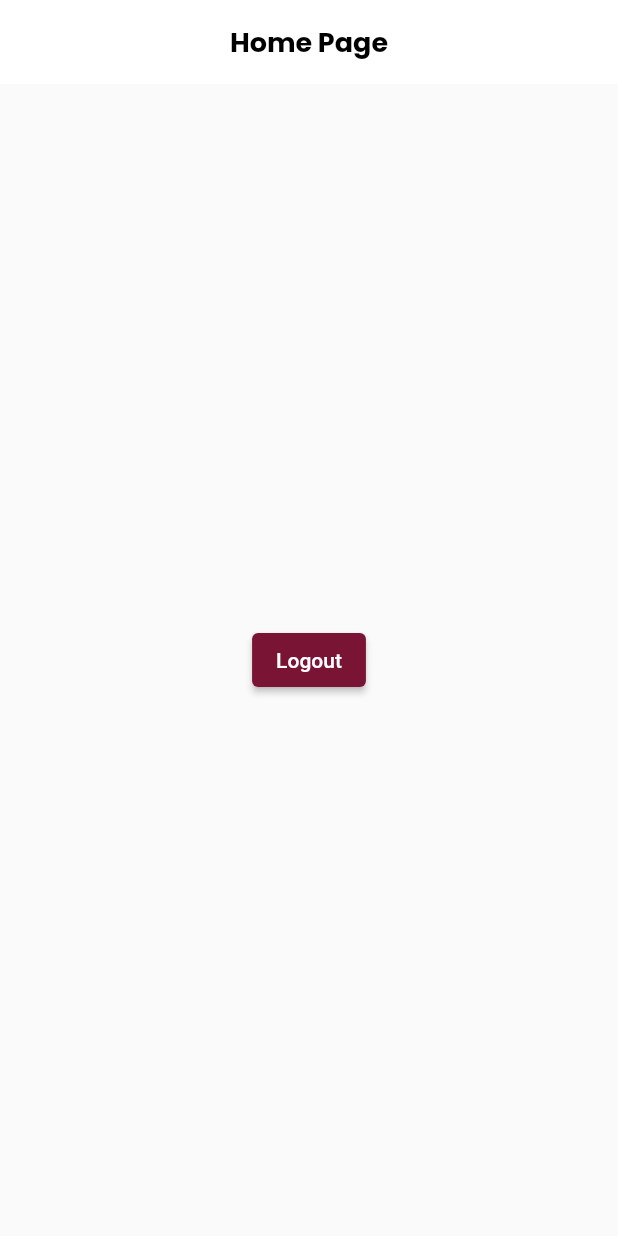
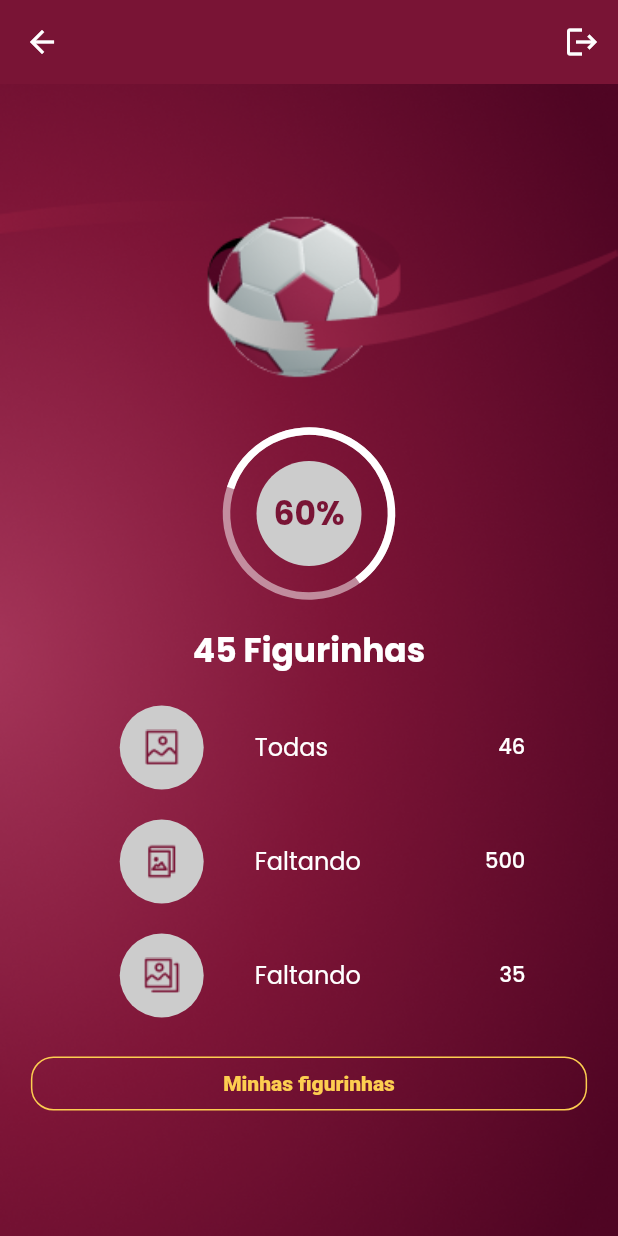
Before and after one commit to Brennez/FWC_Album_App, a Flutter app: the HomePage screen opened by its route, on a phone screen of 412 x 824 dp. Run offline on Flutter 3.47's test engine with Material 2 defaults, Android fonts, the phone set to English and light mode, and no system bars; our stand-ins replace dio, loading_animation_widget, shared_preferences, top_snackbar_flutter; missing offline and left inert: flutter_getit, validatorless; accounts and stored records are empty; Roboto replaces fonts that are missing (MPlUS1P).

Commit message:
add: homePage page created

```diff
--- a/lib/app/core/rest/custom_dio.dart
+++ b/lib/app/core/rest/custom_dio.dart
@@ -1,10 +1,12 @@
 import 'package:dio/dio.dart';
 import 'package:dio/native_imp.dart';
+import 'package:fwc_album_app/app/core/rest/interceptors/auth_interceptor.dart';
 import 'package:fwc_album_app/app/pages/auth/login/login_page.dart';
 
 import '../config/env/env.dart';
 
 class CustomDio extends DioForNative {
+  final _authInterceptor = AuthInterceptor();
   CustomDio()
       : super(BaseOptions(
           baseUrl: Env.instance['backend_base_url'] ?? '',
@@ -12,15 +14,18 @@ class CustomDio extends DioForNative {
           receiveTimeout: 60000,
         )) {
     interceptors.add(
-      LogInterceptor(requestBody: true, responseBody: true),
+      LogInterceptor(
+          requestBody: true, responseBody: true, requestHeader: true),
     );
   }
 
   CustomDio auth() {
+    interceptors.add(_authInterceptor);
     return this;
   }
 
   CustomDio unAuth() {
+    interceptors.remove(_authInterceptor);
     return this;
   }
 }
--- /dev/null
+++ b/lib/app/core/rest/interceptors/auth_interceptor.dart
@@ -0,0 +1,25 @@
+import 'package:dio/dio.dart';
+import 'package:flutter_getit/flutter_getit.dart';
+import 'package:fwc_album_app/app/core/ui/global/global_context.dart';
+import 'package:shared_preferences/shared_preferences.dart';
+
+class AuthInterceptor extends Interceptor {
+  @override
+  Future<void> onRequest(
+      RequestOptions options, RequestInterceptorHandler handler) async {
+    final sp = await SharedPreferences.getInstance();
+    final accessToken = await sp.getString('accessToken');
+    options.headers['Authorization'] = 'Bearer $accessToken';
+
+    handler.next(options); // importante
+  }
+
+  @override
+  void onError(DioError err, ErrorInterceptorHandler handler) {
+    if (err.response?.statusCode == 401) {
+      Injector.get<GlobalContext>().loginExpire();
+    } else {
+      handler.next(err);
+    }
+  }
+}
--- /dev/null
+++ b/lib/app/core/ui/global/global_context.dart
@@ -0,0 +1,3 @@
+abstract class GlobalContext {
+  Future<void> loginExpire();
+}
--- /dev/null
+++ b/lib/app/core/ui/global/global_context_impl.dart
@@ -0,0 +1,36 @@
+import 'package:flutter/cupertino.dart';
+import 'package:fwc_album_app/app/core/ui/styles/colors_app.dart';
+
+import 'package:fwc_album_app/app/repository/auth/auth_repository.dart';
+import 'package:shared_preferences/shared_preferences.dart';
+import 'package:top_snackbar_flutter/custom_snack_bar.dart';
+import 'package:top_snackbar_flutter/top_snack_bar.dart';
+
+import './global_context.dart';
+
+class GlobalContextImpl implements GlobalContext {
+  //
+  final GlobalKey<NavigatorState> navigatorKey;
+  final AuthRepository authRepository;
+
+  GlobalContextImpl({
+    required this.navigatorKey,
+    required this.authRepository,
+  });
+
+  @override
+  Future<void> loginExpire() async {
+    final sp = await SharedPreferences.getInstance();
+    sp.clear();
+    showTopSnackBar(
+      navigatorKey.currentState!.context,
+      CustomSnackBar.error(
+        message: 'Login expirado',
+        backgroundColor: ColorsApp.i.primary,
+      ),
+      overlayState: navigatorKey.currentState!.overlay,
+    );
+    navigatorKey.currentState!
+        .pushNamedAndRemoveUntil('/auth/login', (route) => false);
+  }
+}
--- a/lib/app/core/ui/styles/text_styles.dart
+++ b/lib/app/core/ui/styles/text_styles.dart
@@ -62,6 +62,11 @@ class TextStyles {
         color: Colors.black,
         fontSize: 22,
       );
+
+  TextStyle get titlePrimaryColor => textPrimaryFontBold.copyWith(
+        color: ColorsApp.i.primary,
+        fontSize: 22,
+      );
 }
 
 // Extensão para pegar a instância da classe de forma mais fácil
--- a/lib/app/fwc_album_app.dart
+++ b/lib/app/fwc_album_app.dart
@@ -1,6 +1,8 @@
 import 'package:flutter/material.dart';
 import 'package:flutter_getit/flutter_getit.dart';
 import 'package:fwc_album_app/app/core/rest/custom_dio.dart';
+import 'package:fwc_album_app/app/core/ui/global/global_context.dart';
+import 'package:fwc_album_app/app/core/ui/global/global_context_impl.dart';
 import 'package:fwc_album_app/app/core/ui/theme/theme_config.dart';
 import 'package:fwc_album_app/app/pages/auth/login/login_page.dart';
 import 'package:fwc_album_app/app/pages/auth/login/login_route.dart';
@@ -11,7 +13,8 @@ import 'package:fwc_album_app/app/repository/auth/auth_repository.dart';
 import 'package:fwc_album_app/app/repository/auth/auth_repository_impl.dart';
 
 class FwcAlbumApp extends StatelessWidget {
-  const FwcAlbumApp({super.key});
+  final navigatorKey = GlobalKey<NavigatorState>();
+  FwcAlbumApp({super.key});
 
   @override
   Widget build(BuildContext context) {
@@ -19,8 +22,15 @@ class FwcAlbumApp extends StatelessWidget {
       bindingsBuilder: () => [
         Bind.lazySingleton<CustomDio>((i) => CustomDio()),
         Bind.lazySingleton<AuthRepository>((i) => AuthRepositoryImpl(dio: i())),
+        Bind.lazySingleton<GlobalContext>(
+          (i) => GlobalContextImpl(
+            navigatorKey: navigatorKey,
+            authRepository: i(),
+          ),
+        )
       ],
       child: MaterialApp(
+        navigatorKey: navigatorKey,
         title: 'Fifa World Cup Album',
         debugShowCheckedModeBanner: false,
         theme: ThemeConfig.theme,
--- a/lib/app/pages/home/home_page.dart
+++ b/lib/app/pages/home/home_page.dart
@@ -1,5 +1,10 @@
 import 'package:flutter/material.dart';
-import 'package:shared_preferences/shared_preferences.dart';
+import 'package:fwc_album_app/app/core/ui/styles/button_styles.dart';
+import 'package:fwc_album_app/app/core/ui/styles/colors_app.dart';
+import 'package:fwc_album_app/app/core/ui/styles/text_styles.dart';
+import 'package:fwc_album_app/app/core/ui/widgets/button.dart';
+import 'package:fwc_album_app/app/pages/home/widgets/status_tile.dart';
+import 'package:fwc_album_app/app/pages/home/widgets/sticker_percent.dart';
 
 class HomePage extends StatelessWidget {
   const HomePage({super.key});
@@ -7,18 +12,96 @@ class HomePage extends StatelessWidget {
   @override
   Widget build(BuildContext context) {
     return Scaffold(
+      backgroundColor: context.colors.primary,
       appBar: AppBar(
-        title: const Text('Home Page'),
+        elevation: 0,
+        backgroundColor: context.colors.primary,
+        actions: [
+          IconButton(
+            onPressed: () {},
+            icon: const Icon(
+              Icons.logout,
+              color: Colors.white,
+            ),
+          )
+        ],
       ),
-      body: Center(
-        child: ElevatedButton(
-            onPressed: () async {
-              final sp = await SharedPreferences.getInstance();
-              sp.clear();
-              Navigator.of(context)
-                  .pushNamedAndRemoveUntil('/', (route) => false);
-            },
-            child: Text('Logout')),
+      body: Container(
+        decoration: const BoxDecoration(
+          image: DecorationImage(
+            image: AssetImage('assets/images/background.png'),
+            fit: BoxFit.cover,
+          ),
+        ),
+        child: LayoutBuilder(
+          builder: (_, constrains) {
+            return ConstrainedBox(
+              constraints: BoxConstraints(
+                minHeight: constrains.maxHeight,
+              ),
+              child: Center(
+                child: SingleChildScrollView(
+                  child: Column(
+                    children: [
+                      Container(
+                        padding: const EdgeInsets.only(bottom: 35),
+                        width: MediaQuery.of(context).size.width,
+                        child: Image.asset(
+                          'assets/images/bola.png',
+                          fit: BoxFit.cover,
+                        ),
+                      ),
+                      StickerPercent(percent: 60),
+                      const SizedBox(
+                        height: 20,
+                      ),
+                      Text(
+                        '45 Figurinhas',
+                        style: context.textStyles.titleWhite,
+                      ),
+                      const SizedBox(
+                        height: 20,
+                      ),
+                      StatusTile(
+                        icon: Image.asset('assets/images/all_icon.png'),
+                        title: "Todas",
+                        number: 46,
+                      ),
+                      const SizedBox(
+                        height: 20,
+                      ),
+                      StatusTile(
+                        icon: Image.asset('assets/images/missing_icon.png'),
+                        title: "Faltando",
+                        number: 500,
+                      ),
+                      const SizedBox(
+                        height: 20,
+                      ),
+                      StatusTile(
+                        icon: Image.asset('assets/images/repeated_icon.png'),
+                        title: "Faltando",
+                        number: 35,
+                      ),
+                      const SizedBox(
+                        height: 20,
+                      ),
+                      Button(
+                          width: MediaQuery.of(context).size.width * .90,
+                          onPressed: () {},
+                          outline: true,
+                          style: context.buttonStyles.yellowOutlineButton,
+                          labelStyle: context
+                              .textStyles.textSecondaryFontExtraBold
+                              .copyWith(color: context.colors.yellow),
+                          label: 'Minhas figurinhas'),
+                    ],
+                  ),
+                ),
+              ),
+            );
+          },
+        ),
       ),
     );
   }
--- /dev/null
+++ b/lib/app/pages/home/widgets/status_tile.dart
@@ -0,0 +1,42 @@
+import 'package:flutter/material.dart';
+import 'package:fwc_album_app/app/core/ui/styles/colors_app.dart';
+import 'package:fwc_album_app/app/core/ui/styles/text_styles.dart';
+
+class StatusTile extends StatelessWidget {
+  const StatusTile(
+      {super.key,
+      required this.icon,
+      required this.title,
+      required this.number});
+
+  final Image icon;
+  final String title;
+  final int number;
+
+  @override
+  Widget build(BuildContext context) {
+    return SizedBox(
+      width: MediaQuery.of(context).size.width * .70,
+      child: ListTile(
+        leading: CircleAvatar(
+          radius: 46,
+          backgroundColor: context.colors.grey,
+          child: icon,
+        ),
+        contentPadding: EdgeInsets.zero,
+        title: Text(
+          title,
+          style: context.textStyles.textPrimaryFontRegular.copyWith(
+            color: Colors.white,
+          ),
+        ),
+        trailing: Text(
+          '$number',
+          style: context.textStyles.textPrimaryFontMedium.copyWith(
+            color: Colors.white,
+          ),
+        ),
+      ),
+    );
+  }
+}
--- /dev/null
+++ b/lib/app/pages/home/widgets/sticker_percent.dart
@@ -0,0 +1,45 @@
+import 'dart:math';
+
+import 'package:flutter/material.dart';
+import 'package:fwc_album_app/app/core/ui/styles/colors_app.dart';
+import 'package:fwc_album_app/app/core/ui/styles/text_styles.dart';
+
+class StickerPercent extends StatelessWidget {
+  final int percent;
+  const StickerPercent({super.key, required this.percent});
+
+  @override
+  Widget build(BuildContext context) {
+    return Stack(
+      alignment: Alignment.center,
+      children: [
+        Container(
+          alignment: Alignment.center,
+          width: 70,
+          height: 70,
+          decoration: BoxDecoration(
+            color: context.colors.grey,
+            shape: BoxShape.circle,
+          ),
+          child: Text(
+            '$percent%',
+            style: context.textStyles.titlePrimaryColor,
+          ),
+        ),
+        SizedBox(
+          width: 110,
+          height: 110,
+          child: Transform.rotate(
+            angle: -pi / 2.5,
+            child: CircularProgressIndicator(
+              value: percent / 100,
+              color: Colors.white,
+              backgroundColor: Colors.white.withOpacity(0.5),
+              strokeWidth: 5,
+            ),
+          ),
+        )
+      ],
+    );
+  }
+}
```
